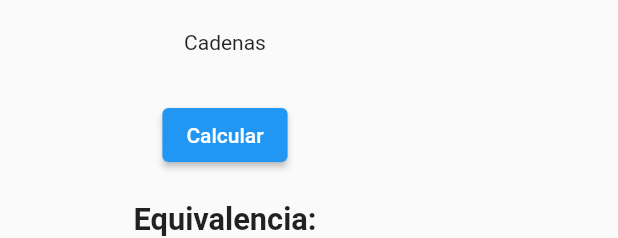
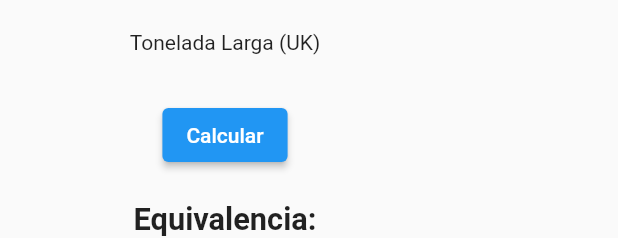
Before and after one commit to Chris-AM/imperial_to_metric_flutter, a Flutter app: the LongTonScreen widget shown alone on an empty page, opened directly with empty values, on a phone screen of 412 x 824 dp. Shown: the top 238 px of the screen. Run offline on Flutter 3.47's test engine with Material 2 defaults, Android fonts, the light colour scheme and no system bars; our stand-ins replace keyboard_actions.

Commit message:
ERRATA: changing titles

```diff
--- a/lib/screens/mass_screen/grain_screen/grain_screen.dart
+++ b/lib/screens/mass_screen/grain_screen/grain_screen.dart
@@ -11,7 +11,7 @@ class GrainScreen extends StatelessWidget {
       padding: const EdgeInsets.only(top: 20),
       child: Column(
         children: [
-          const Text('Cadenas'),
+          const Text('Granos'),
           GrainToMetric(grain: grainIput),
           Container(
             padding: const EdgeInsets.only(top: 20),
--- a/lib/screens/mass_screen/long_ton_screen/long_ton_screen.dart
+++ b/lib/screens/mass_screen/long_ton_screen/long_ton_screen.dart
@@ -11,7 +11,7 @@ class LongTonScreen extends StatelessWidget {
       padding: const EdgeInsets.only(top: 20),
       child: Column(
         children: [
-          const Text('Cadenas'),
+          const Text('Tonelada Larga (UK)'),
           LongTonToMetric(longTon: longTonInput),
           Container(
             padding: const EdgeInsets.only(top: 20),
--- a/lib/screens/mass_screen/ounce_screen/ounce_screen.dart
+++ b/lib/screens/mass_screen/ounce_screen/ounce_screen.dart
@@ -11,7 +11,7 @@ class OunceScreen extends StatelessWidget {
       padding: const EdgeInsets.only(top: 20),
       child: Column(
         children: [
-          const Text('Cadenas'),
+          const Text('Onzas'),
           OunceToMetric(ounce: ounceInput),
           Container(
             padding: const EdgeInsets.only(top: 20),
--- a/lib/screens/mass_screen/pound_screen/pound_screen.dart
+++ b/lib/screens/mass_screen/pound_screen/pound_screen.dart
@@ -11,7 +11,7 @@ class PoundScreen extends StatelessWidget {
       padding: const EdgeInsets.only(top: 20),
       child: Column(
         children: [
-          const Text('Cadenas'),
+          const Text('Libras'),
           PoundToMetric(pound: poundInput),
           Container(
             padding: const EdgeInsets.only(top: 20),
--- a/lib/screens/mass_screen/short_ton_screen/short_ton_screen.dart
+++ b/lib/screens/mass_screen/short_ton_screen/short_ton_screen.dart
@@ -12,7 +12,7 @@ class ShortTonScreen extends StatelessWidget {
       padding: const EdgeInsets.only(top: 20),
       child: Column(
         children: [
-          const Text('Cadenas'),
+          const Text('Tonelada Corta (US)'),
           ShortTonToMetric(shortTon: shortTonInput),
           Container(
             padding: const EdgeInsets.only(top: 20),
```
